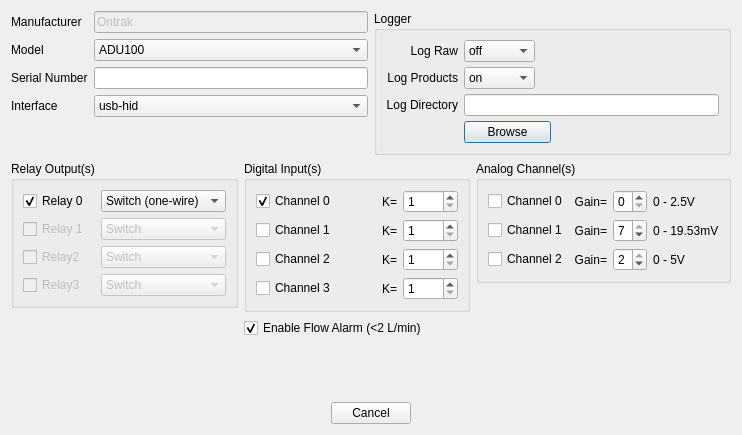
Old version of the form inlinino/resources/setup_ontrak.ui in the repository OceanOptics/Inlinino.
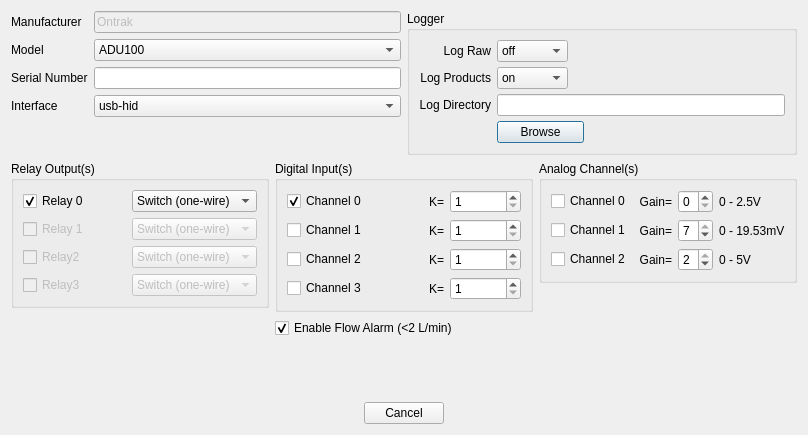
New version of the form.

What changed in the file:
```diff
--- a/inlinino/resources/setup_ontrak.ui
+++ b/inlinino/resources/setup_ontrak.ui
@@ -6,7 +6,7 @@
    <rect>
     <x>0</x>
     <y>0</y>
-    <width>742</width>
+    <width>808</width>
     <height>435</height>
    </rect>
   </property>
@@ -325,7 +325,7 @@
             </property>
             <item>
              <property name="text">
-              <string>Switch</string>
+              <string>Switch (one-wire)</string>
              </property>
             </item>
             <item>
@@ -342,7 +342,12 @@
             </property>
             <item>
              <property name="text">
-              <string>Switch</string>
+              <string>Switch (one-wire)</string>
+             </property>
+            </item>
+            <item>
+             <property name="text">
+              <string>Switch (two-wire)</string>
              </property>
             </item>
             <item>
@@ -359,7 +364,7 @@
             </property>
             <item>
              <property name="text">
-              <string>Switch</string>
+              <string>Switch (one-wire)</string>
              </property>
             </item>
             <item>
```
